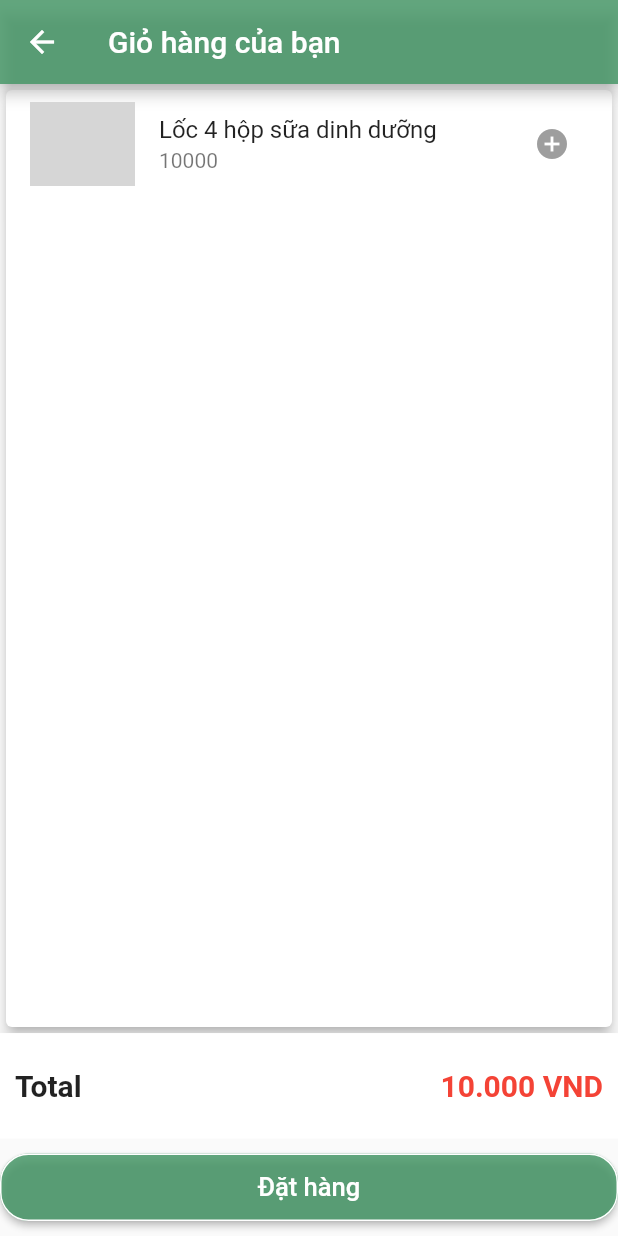
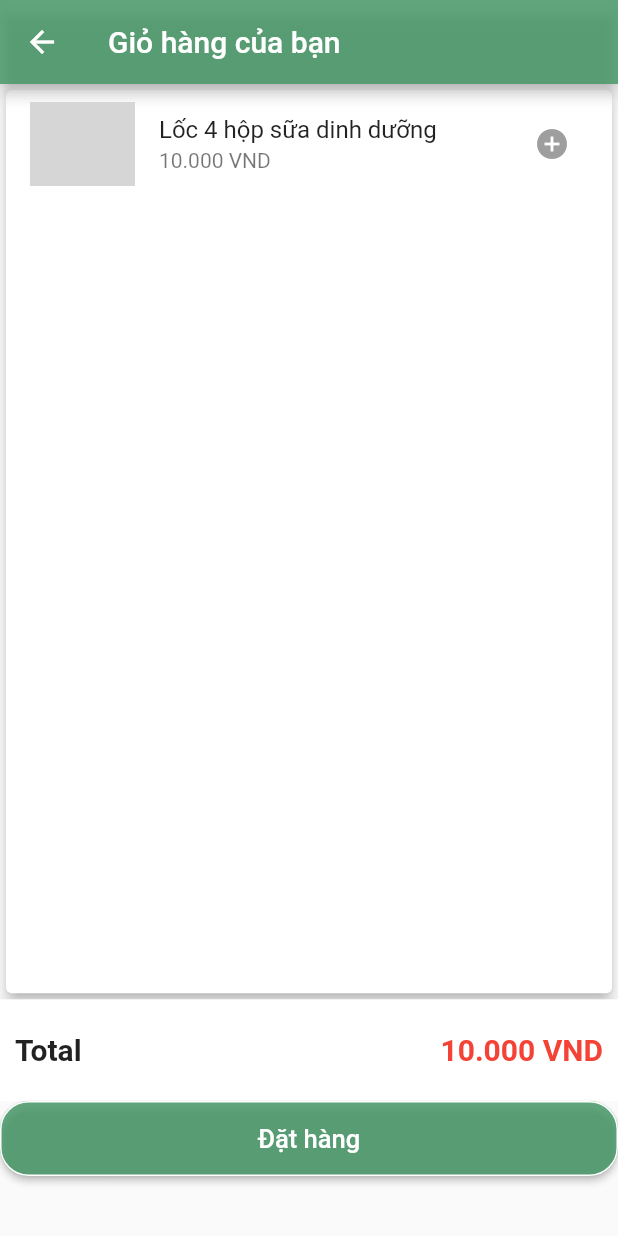
Before and after one commit to phanmainhuy/CauVongStoreMobile, a Flutter app: the CartPage screen opened directly, on a phone screen of 412 x 824 dp. Run offline on Flutter 3.47's test engine with Material 2 defaults, Android fonts, the phone set to English and light mode, and no system bars; our stand-ins replace carousel_slider, flutter_svg, shared_preferences; accounts and stored records are empty; network calls fail; grey boxes are pictures that could not be loaded.

Commit message:
change price of src

```diff
--- a/lib/src/components/my_button.dart
+++ b/lib/src/components/my_button.dart
@@ -7,19 +7,21 @@ class MyButton extends StatelessWidget {
   final String name;
   final Color? backgroundColor;
   final Color? textColor;
+  final double? height;
 
   const MyButton(
       {required this.name,
       this.onPressed,
       this.backgroundColor,
       this.textColor,
+      this.height,
       Key? key})
       : super(key: key);
 
   @override
   Widget build(BuildContext context) {
     return SizedBox(
-      height: 45,
+      height: height ?? 45,
       width: double.infinity,
       child: ElevatedButton(
         style: ButtonStyle(
--- a/lib/src/screen/cart/cart_page.dart
+++ b/lib/src/screen/cart/cart_page.dart
@@ -16,6 +16,7 @@ List<CartProductModel> carts = [];
 class _CartPageState extends State<CartPage> {
   MoneyFormat format = MoneyFormat();
   String _money = '100000';
+  MoneyFormat _moneyFormat = MoneyFormat();
 
   List<CartProductModel> _cart = <CartProductModel>[];
   @override
@@ -67,7 +68,9 @@ class _CartPageState extends State<CartPage> {
                   height: 70,
                 ),
                 title: Text(_cart[index].name),
-                subtitle: Text(_cart[index].price?.toString() ?? ''),
+                subtitle: Text(_moneyFormat
+                        .moneyFormat(_cart[index].price?.toString() ?? '') +
+                    ' VND'),
                 trailing: IconButton(
                   onPressed: () {
                     // context.read<CartProvider>().removeCart(index);
@@ -80,23 +83,18 @@ class _CartPageState extends State<CartPage> {
           ),
         ),
       );
-  // Widget _buildButtonCart(BuildContext context) => Column(
-  //       children: [],
-  //     );
 
   Widget _buildButtonPurchase(BuildContext context) => Column(
         children: [
-          const SizedBox(height: 10),
           MyButton(
             name: "Đặt hàng",
+            height: 50,
             // onPressed: context.read<CartProvider>().payment,
             onPressed: () {},
           ),
-          // const SizedBox(height: 10),
-          // MyButton(
-          //   name: "Quay về trang chủ",
-          //   onPressed: Navigator.of(context).pop,
-          // ),
+          const SizedBox(
+            height: 30,
+          ),
         ],
       );
 
--- a/lib/src/screen/detail/categories_detail.dart
+++ b/lib/src/screen/detail/categories_detail.dart
@@ -1,14 +1,16 @@
 import 'package:cauvongstore_mobile/src/model/product_model.dart';
 import 'package:cauvongstore_mobile/src/resources/const.dart';
+import 'package:cauvongstore_mobile/src/utils/money_format.dart';
 import 'package:flutter/material.dart';
 
 class CategoryDetail extends StatelessWidget {
-  const CategoryDetail({
+  CategoryDetail({
     Key? key,
     required this.product,
   }) : super(key: key);
 
   final ProductModel product;
+  MoneyFormat _moneyFormat = MoneyFormat();
 
   @override
   Widget build(BuildContext context) {
@@ -38,7 +40,8 @@ class CategoryDetail extends StatelessWidget {
               children: [
                 TextSpan(text: "Giá\n".toUpperCase()),
                 TextSpan(
-                  text: "${product.price} đ",
+                  // text: "${product.price} VND",
+                  text: _moneyFormat.moneyFormat('${product.price}') + ' VND',
                   style: Theme.of(context)
                       .textTheme
                       .headline5
```
Also changed, not shown: lib/src/screen/home/item_card.dart (+5 -2 lines).
